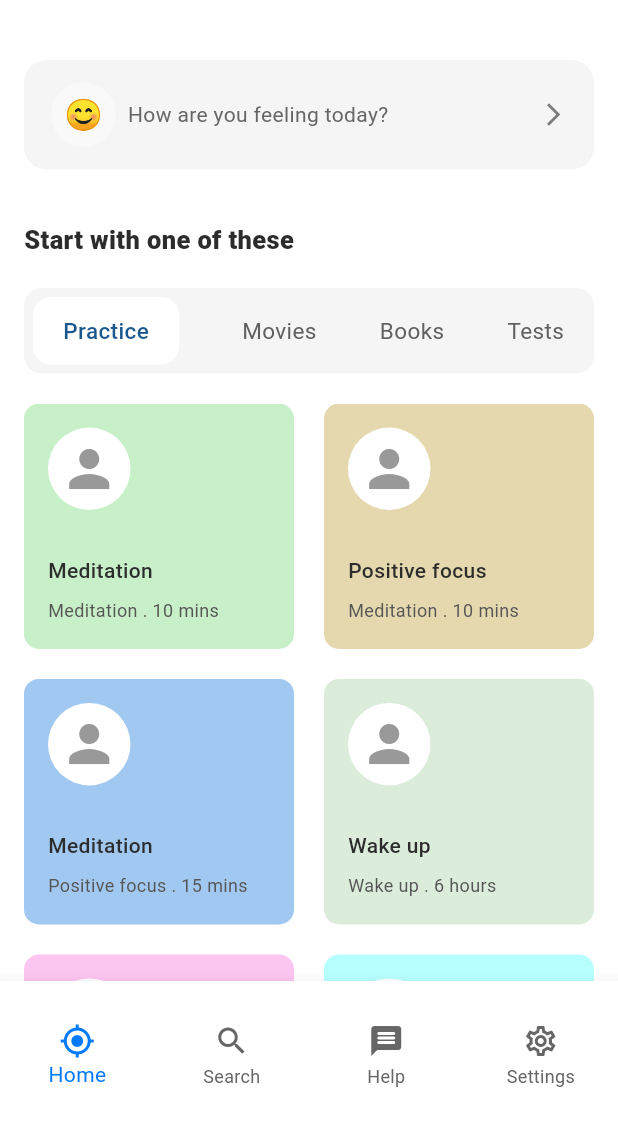
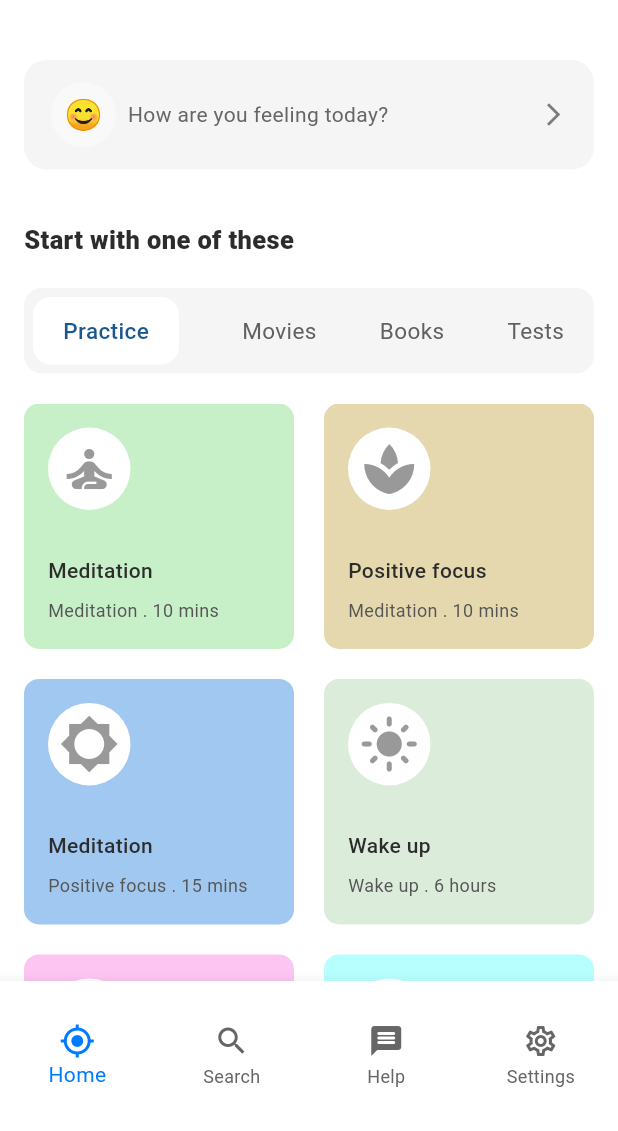
Before and after one commit to JoshuaOzibo/Mental_health_ui, a Flutter app: the screen it shows after launch, on a phone screen of 412 x 824 dp, the part 105-1236 px from its top. Run offline on Flutter 3.47's test engine with Material 3 defaults, Android fonts, the phone set to English and light mode, and no system bars.

Commit message:
feat: enhance data structure to include icons for practices and update UI components to utilize new data

```diff
--- a/lib/core/static/data.dart
+++ b/lib/core/static/data.dart
@@ -1,3 +1,5 @@
+import 'package:flutter/material.dart';
+
 List<Map<String, String>> data = [
   {
     "paragraphOne": "Meditation . 10 mins",
@@ -25,37 +27,43 @@ List<Map<String, String>> data = [
   },
 ];
 
-List<Map<String, String>> practiceData = [
+List<Map<String, dynamic>> practiceData = [
   {
     "practice" : "Meditation",
     "time" : "Meditation . 10 mins",
     "color": "NovaColors.meditationGreen",
+    "icon": Icons.self_improvement,
 
   },
   {
     "practice" : "Positive focus",
     "time" : "Meditation . 10 mins",
      "color": "NovaColors.positiveFocusPeach,",
+      "icon": Icons.spa,
   },
   {
     "practice" : "Meditation",
     "time" : "Positive focus . 15 mins",
      "color": "NovaColors.wakeUpBlue",
+      "icon": Icons.brightness_5,
   },
   {
     "practice" : "Wake up",
     "time" : "Wake up . 6 hours",
      "color": "NovaColors.mindfulnessLightGreen",
+      "icon": Icons.light_mode,
   },
   {
     "practice" : "Mindfulness . 15 mins",
     "time" : "Mindfulness . 15 mins",
      "color": "const Color.fromARGB(255, 218, 255, 153)",
+      "icon": Icons.psychology,
   },
   {
     "practice" : "Wake up",
     "time" : "Wake up . 6 hours",
      "color": "const Color.fromARGB(255, 176, 255, 255)",
+      "icon": Icons.alarm,
   },
 ];
 
--- a/lib/features/home_page/components/card_ui.dart
+++ b/lib/features/home_page/components/card_ui.dart
@@ -7,11 +7,13 @@ class CardUI extends StatelessWidget {
     required this.color,
     required this.practice,
     required this.time,
+    required this.iconData,
   });
 
   final Color color;
   final String practice;
   final String time;
+  final IconData iconData;
 
   @override
   Widget build(BuildContext context) {
@@ -27,13 +29,14 @@ class CardUI extends StatelessWidget {
           Container(
             height: 55,
             width: 55,
-            decoration: BoxDecoration( //const Color.fromARGB(255, 255, 226, 208), Color.fromARGB(255, 220, 232, 212),
+            decoration: BoxDecoration(
+              //const Color.fromARGB(255, 255, 226, 208), Color.fromARGB(255, 220, 232, 212),
               color: Colors.white,
               borderRadius: BorderRadius.circular(100),
             ),
 
             child: Center(
-              child: Icon(Icons.person, size: 40, color: NovaColors.iconGray),
+              child: Icon(iconData, size: 40, color: NovaColors.iconGray),
             ),
           ),
 
--- a/lib/features/home_page/components/practices_ui.dart
+++ b/lib/features/home_page/components/practices_ui.dart
@@ -34,6 +34,7 @@ class PracticesUi extends StatelessWidget {
               : const Color.fromARGB(255, 183, 255, 255),
           practice: data['practice']!,
           time: data['time']!,
+          iconData: data['icon']!,
         );
       },
     );
--- a/lib/features/home_page/screens/home_screen.dart
+++ b/lib/features/home_page/screens/home_screen.dart
@@ -117,7 +117,7 @@ class HomeScreen extends StatelessWidget {
 
                 SizedBox(height: 20),
 
-                SizedBox(height: 420, child: PracticesUi()),
+                SizedBox(height: 420, child: const PracticesUi()),
               ],
             ),
           ],
```
Also changed, not shown: lib/features/home_page/screens/bottom_shit_container.dart (+10 -2 lines).
